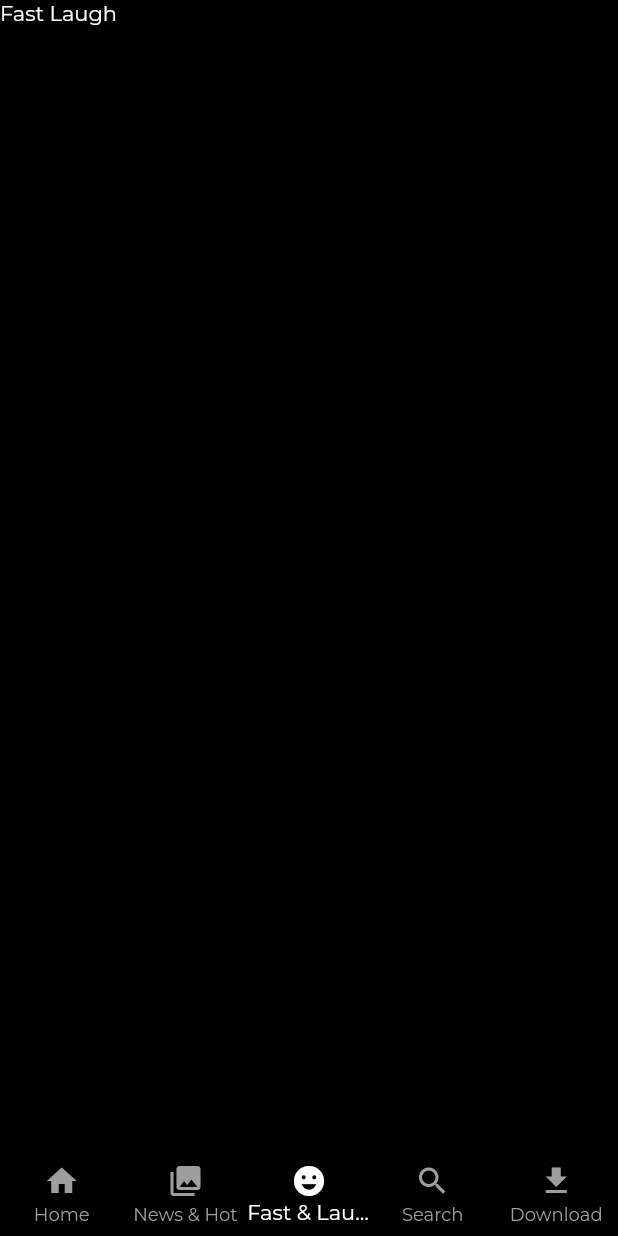
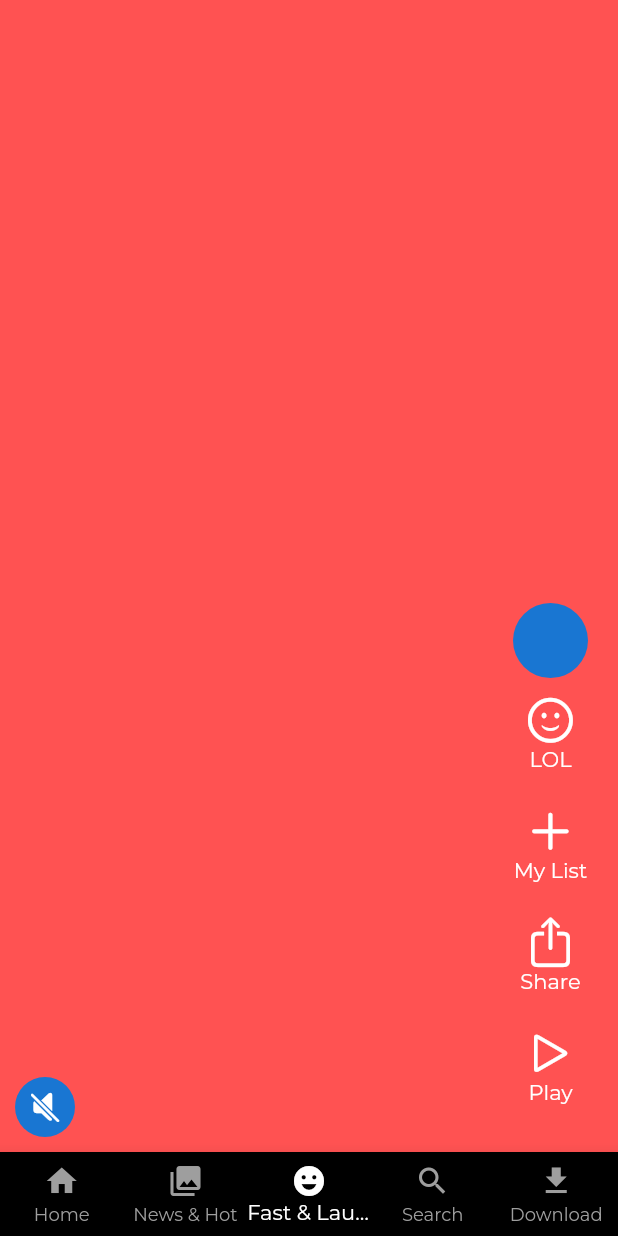
Before and after one commit to sanushcj/Netflix, a Flutter app: the screen it shows after launch, item 3 of the bottom bar chosen, on a phone screen of 412 x 824 dp. Run offline on Flutter 3.47's test engine with Material 2 defaults, Android fonts, the phone set to English and light mode, and no system bars; our stand-ins replace google_fonts.

Commit message:
dummy fast and laugh done

```diff
--- a/lib/core/constants/constants_.dart
+++ b/lib/core/constants/constants_.dart
@@ -4,3 +4,4 @@ import 'package:flutter/material.dart';
 const kwidth = SizedBox(width: 12,);
 
 const kheight = SizedBox(height: 12,);
+const kheight22 = SizedBox(height: 22,);
--- a/lib/presentation/fast_laugh/fast_laugh_page.dart
+++ b/lib/presentation/fast_laugh/fast_laugh_page.dart
@@ -1,12 +1,17 @@
 
 import 'package:flutter/material.dart';
+import 'package:netflix/presentation/fast_laugh/widgets/videol_list_item.dart';
 class FastLaughScreen extends StatelessWidget {
   const FastLaughScreen({super.key});
 
   @override
   Widget build(BuildContext context) {
-    return const Scaffold(
-      body: Text('Fast Laugh'),
+    return  Scaffold(
+      body: SafeArea(child: PageView(
+        scrollDirection: Axis.vertical,
+children:
+List.generate(10, (index) => VideoListItem(index: index))
+      ))
     );
   }
 }
--- /dev/null
+++ b/lib/presentation/fast_laugh/widgets/videol_list_item.dart
@@ -0,0 +1,63 @@
+import 'package:flutter/cupertino.dart';
+import 'package:flutter/material.dart';
+import 'package:netflix/core/color/colors.dart';
+import 'package:netflix/core/constants/constants_.dart';
+
+class VideoListItem extends StatelessWidget {
+  VideoListItem({super.key, required this.index});
+  int index;
+  @override
+  Widget build(BuildContext context) {
+    return Container(
+      color: Colors.accents[index % Colors.accents.length],
+      child: Stack(
+        children: [
+          Padding(
+            padding: const EdgeInsets.all(10),
+            child: Align(
+                alignment: Alignment.bottomLeft,
+                child: CircleAvatar(
+                    child: IconButton(
+                        onPressed: () {},
+                        icon: const Icon(CupertinoIcons.volume_off)))),
+          ),
+          Padding(
+            padding: const EdgeInsets.all(10),
+            child: Align(
+              alignment: Alignment.bottomRight,
+              child: Column(
+                mainAxisAlignment: MainAxisAlignment.end,
+                children: [
+                  Padding(
+                    padding: const EdgeInsets.all(10),
+                    child: const CircleAvatar(radius: 25,),
+                  ),
+                  RightSideWidgets(iconW: CupertinoIcons.smiley, title: 'LOL'),
+                  RightSideWidgets(
+                      iconW: CupertinoIcons.plus, title: 'My List'),
+                  RightSideWidgets(iconW: CupertinoIcons.share, title: 'Share'),
+                  RightSideWidgets(iconW: CupertinoIcons.play, title: 'Play'),
+                ],
+              ),
+            ),
+          ),
+        ],
+      ),
+    );
+  }
+}
+
+class RightSideWidgets extends StatelessWidget {
+  RightSideWidgets({super.key, required this.iconW, required this.title});
+
+  IconData iconW;
+
+  String title;
+
+  @override
+  Widget build(BuildContext context) {
+    return Column(
+      children: [Icon(iconW,color: rrwhiteColor,size: 35,), Text(title),kheight22],
+    );
+  }
+}
```
